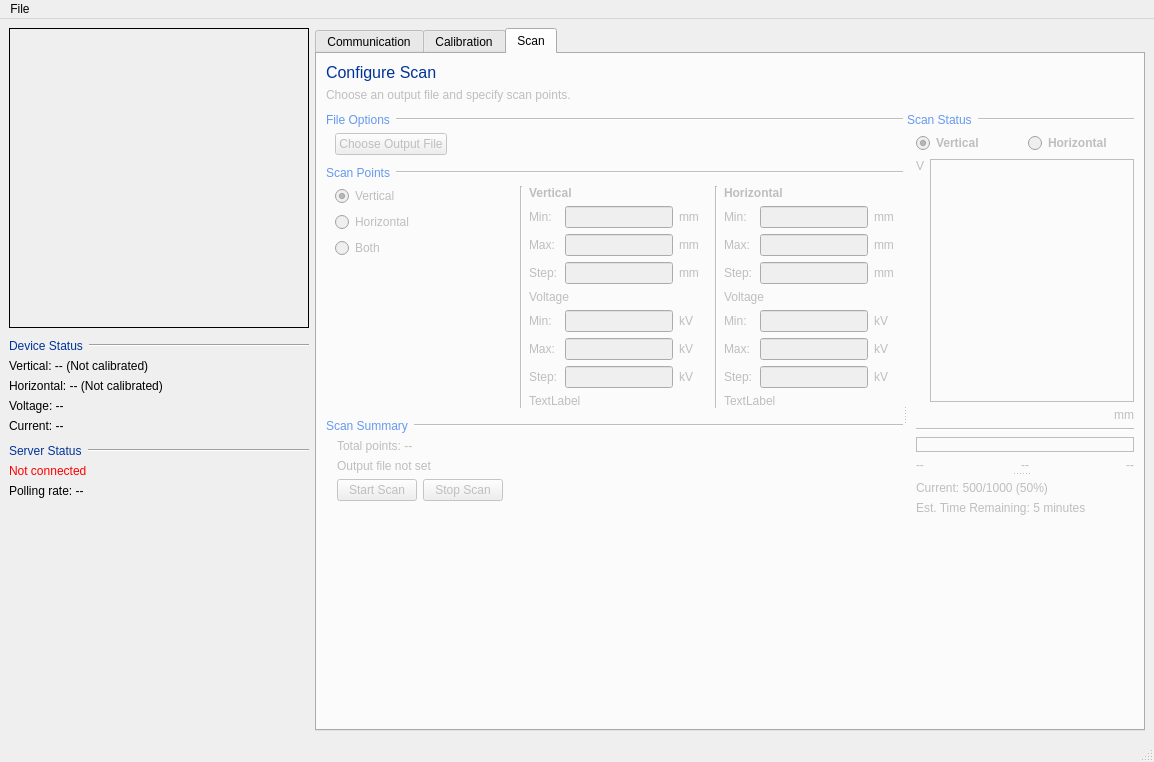
First picture: the form in designer/MainWindow_v2.ui, repository DanielWinklehner/emittance-scanner-daq, before the edit.
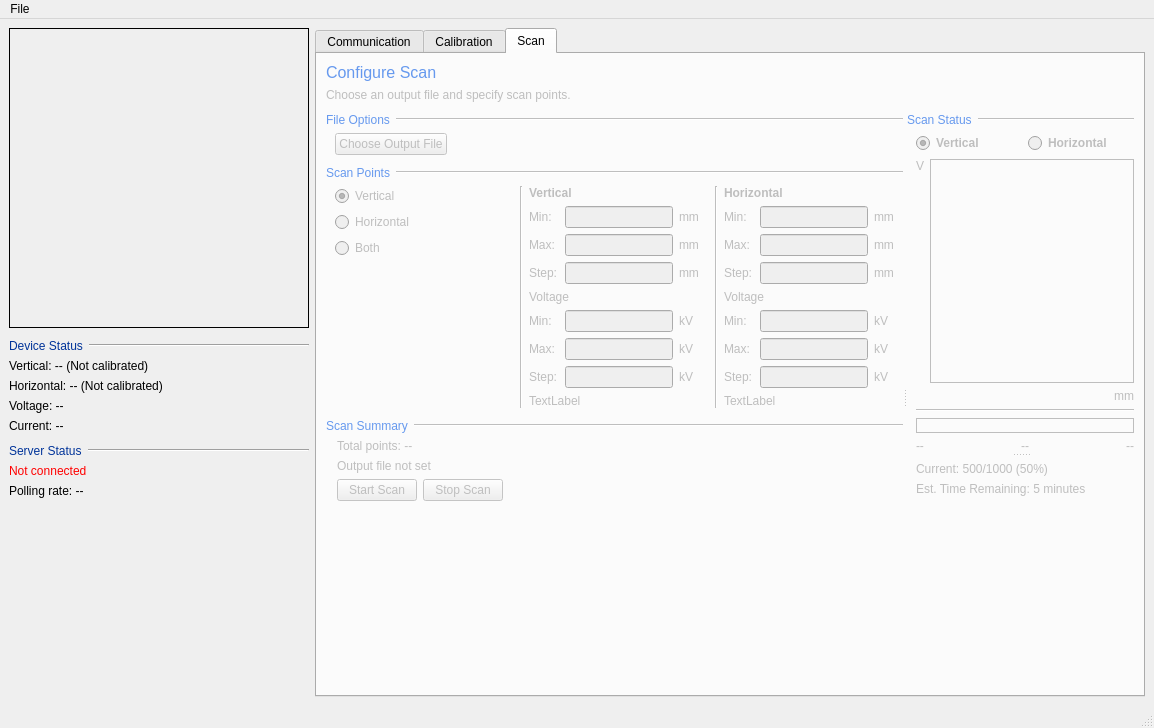
Second picture: the form after the edit. The open tabs and pages were chosen to show the change. Icons and pictures are not drawn.

What changed in the file:
```diff
--- a/designer/MainWindow_v2.ui
+++ b/designer/MainWindow_v2.ui
@@ -10,12 +10,23 @@
     <x>0</x>
     <y>0</y>
     <width>1154</width>
-    <height>762</height>
+    <height>728</height>
    </rect>
   </property>
+  <property name="font">
+   <font>
+    <pointsize>9</pointsize>
+   </font>
+  </property>
+  <property name="contextMenuPolicy">
+   <enum>Qt::DefaultContextMenu</enum>
+  </property>
   <property name="windowTitle">
    <string>MainWindow</string>
   </property>
+  <property name="styleSheet">
+   <string notr="true">font-size: 9pt</string>
+  </property>
   <widget class="QWidget" name="centralwidget">
    <layout class="QHBoxLayout" name="horizontalLayout_5">
     <item>
@@ -192,6 +203,11 @@
       </item>
       <item>
        <spacer name="verticalSpacer">
+        <property name="font">
+         <font>
+          <pointsize>9</pointsize>
+         </font>
+        </property>
         <property name="orientation">
          <enum>Qt::Vertical</enum>
         </property>
@@ -212,6 +228,9 @@
         <pointsize>9</pointsize>
        </font>
       </property>
+      <property name="styleSheet">
+       <string notr="true"/>
+      </property>
       <property name="tabPosition">
        <enum>QTabWidget::North</enum>
       </property>
@@ -1343,7 +1362,14 @@
            </font>
           </property>
           <property name="styleSheet">
-           <string notr="true">color:#003399</string>
+           <string notr="true">::enabled {
+color:#003399;
+font-size:12pt;
+}
+::!enabled {
+color: #6699EE;
+font-size:12pt;
+}</string>
           </property>
           <property name="frameShape">
            <enum>QFrame::NoFrame</enum>
@@ -2308,6 +2334,11 @@
                           <verstretch>0</verstretch>
                          </sizepolicy>
                         </property>
+                        <property name="font">
+                         <font>
+                          <pointsize>9</pointsize>
+                         </font>
+                        </property>
                         <property name="text">
                          <string>V</string>
                         </property>
@@ -2348,6 +2379,11 @@
                         <verstretch>0</verstretch>
                        </sizepolicy>
                       </property>
+                      <property name="font">
+                       <font>
+                        <pointsize>9</pointsize>
+                       </font>
+                      </property>
                       <property name="text">
                        <string>mm</string>
                       </property>
```
Left out of the diff: 648 changed lines with no effect on the pictures.
